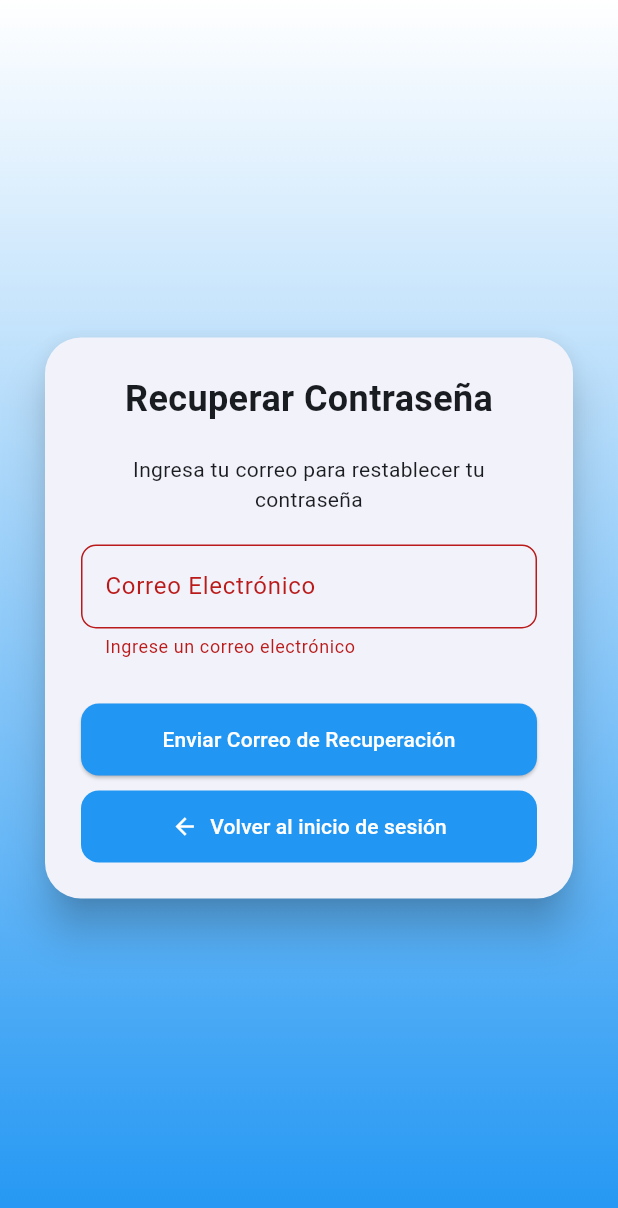
After one commit to Angel453-jpg/flutter-crud, a Flutter app: the ForgotPasswordScreen screen opened by its route, after a tap on "Enviar Correo de Recuperación", on a phone screen of 412 x 824 dp. The commit adds this screen. Shown: the top 1208 px of the screen. Run offline on Flutter 3.47's test engine with Material 3 defaults, Android fonts, the phone set to English and light mode, and no system bars; our stand-ins replace cloud_firestore, firebase_auth, firebase_core, shared_preferences; accounts and stored records are empty.

Commit message:
Se agrega el modulo de recuperación de contraseña

```diff
--- /dev/null
+++ b/lib/controllers/forgot_password_controller.dart
@@ -0,0 +1,15 @@
+import 'package:flutter/material.dart';
+
+class ForgotPasswordController{
+
+  final emailController = TextEditingController();
+  final formKey = GlobalKey<FormState>();
+  bool isSending = false;
+
+  bool validateForm() => formKey.currentState?.validate() ?? false;
+
+  void dispose() {
+    emailController.dispose();
+  }
+
+}
--- a/lib/providers/auth_provider.dart
+++ b/lib/providers/auth_provider.dart
@@ -89,6 +89,18 @@ class AuthProvider with ChangeNotifier {
     return '$nombre $apellido';
   }
 
+  Future<String?> resetPassword(String email) async {
+    try {
+      await _authService.sendPasswordResetEmail(email);
+      return null;
+    } on FirebaseAuthException {
+      return 'Si el correo está registrado, recibirás instrucciones para restablecer tu contraseña.';
+    } catch (e) {
+      debugPrint('Error en resetPassword: $e');
+      return 'Ocurrió un error inesperado.';
+    }
+  }
+
   void markLogoutMessageAsShown() {
     _shouldShowLogoutMessage = false;
   }
--- a/lib/routes/app_routes.dart
+++ b/lib/routes/app_routes.dart
@@ -1,4 +1,5 @@
 import 'package:flutter/cupertino.dart';
+import 'package:flutter_crud/screens/forgot_password/forgot_password_screen.dart';
 import 'package:flutter_crud/screens/my_home_page.dart';
 import 'package:flutter_crud/screens/register/register_screen.dart';
 import 'package:flutter_crud/screens/theme/theme_settings_screen.dart';
@@ -8,12 +9,14 @@ import '../screens/login/login_screen.dart';
 class AppRoutes {
   static const login = '/login';
   static const register = '/register';
+  static const forgotPassword = '/forgot-password';
   static const home = '/home';
   static const themeSettings = '/theme-settings';
 
   static Map<String, WidgetBuilder> routes = {
     login: (_) => const LoginScreen(),
     register: (_) => const RegisterScreen(),
+    forgotPassword: (_) => const ForgotPasswordScreen(),
     home: (_) => const MyHomePage(title: 'Gestión de Celulares'),
     themeSettings: (_) => const ThemeSettingsScreen(),
   };
--- /dev/null
+++ b/lib/screens/forgot_password/forgot_password_form.dart
@@ -0,0 +1,145 @@
+import 'package:flutter/material.dart';
+import 'package:flutter_crud/controllers/forgot_password_controller.dart';
+import 'package:flutter_crud/providers/auth_provider.dart';
+import 'package:provider/provider.dart';
+
+import '../../routes/app_routes.dart';
+
+class ForgotPasswordForm extends StatefulWidget {
+  const ForgotPasswordForm({super.key});
+
+  @override
+  State<ForgotPasswordForm> createState() => _ForgotPasswordFormState();
+}
+
+class _ForgotPasswordFormState extends State<ForgotPasswordForm> {
+  final controller = ForgotPasswordController();
+
+  @override
+  void dispose() {
+    controller.dispose();
+    super.dispose();
+  }
+
+  Future<void> _handlePasswordReset() async {
+    if (!controller.validateForm()) return;
+
+    setState(() => controller.isSending = true);
+    final authProvider = Provider.of<AuthProvider>(context, listen: false);
+
+    final errorMessage = await authProvider.resetPassword(
+      controller.emailController.text.trim(),
+    );
+
+    if (!mounted) return;
+
+    if (errorMessage != null) {
+      ScaffoldMessenger.of(
+        context,
+      ).showSnackBar(SnackBar(content: Text('❌ $errorMessage')));
+    } else {
+      ScaffoldMessenger.of(context).showSnackBar(
+        const SnackBar(
+          content: Text(
+            '📩 Si el correo está registrado, recibirás un enlace para restablecer tu contraseña.',
+          ),
+        ),
+      );
+      Navigator.pushReplacementNamed(context, AppRoutes.login);
+    }
+
+    setState(() => controller.isSending = false);
+  }
+
+  @override
+  Widget build(BuildContext context) {
+    return ConstrainedBox(
+      constraints: const BoxConstraints(maxWidth: 400),
+      child: Card(
+        elevation: 12,
+        margin: const EdgeInsets.symmetric(horizontal: 24),
+        shape: RoundedRectangleBorder(borderRadius: BorderRadius.circular(24)),
+        child: Padding(
+          padding: const EdgeInsets.all(24),
+          child: Form(
+            key: controller.formKey,
+            child: Column(
+              mainAxisSize: MainAxisSize.min,
+              children: [
+                const Text(
+                  'Recuperar Contraseña',
+                  style: TextStyle(fontSize: 24, fontWeight: FontWeight.bold),
+                ),
+                const SizedBox(height: 20),
+                const Text(
+                  'Ingresa tu correo para restablecer tu contraseña',
+                  textAlign: TextAlign.center,
+                ),
+                const SizedBox(height: 20),
+                TextFormField(
+                  controller: controller.emailController,
+                  decoration: InputDecoration(
+                    labelText: 'Correo Electrónico',
+                    border: OutlineInputBorder(
+                      borderRadius: BorderRadius.circular(10),
+                    ),
+                  ),
+                  validator: (value) {
+                    if (value == null || value.isEmpty) {
+                      return 'Ingrese un correo electrónico';
+                    }
+                    final emailRegex = RegExp(r'\S+@\S+\.\S+');
+                    if (!emailRegex.hasMatch(value)) {
+                      return 'Correo inválido';
+                    }
+                    return null;
+                  },
+                ),
+                const SizedBox(height: 30),
+                SizedBox(
+                  width: double.infinity,
+                  child: ElevatedButton(
+                    onPressed: controller.isSending
+                        ? null
+                        : _handlePasswordReset,
+                    style: _buttonStyle(),
+                    child: controller.isSending
+                        ? const SizedBox(
+                            height: 20,
+                            width: 20,
+                            child: CircularProgressIndicator(
+                              strokeWidth: 2,
+                              color: Colors.white,
+                            ),
+                          )
+                        : const Text('Enviar Correo de Recuperación'),
+                  ),
+                ),
+                const SizedBox(height: 10),
+                SizedBox(
+                  width: double.infinity,
+                  child: TextButton.icon(
+                    onPressed: () => Navigator.pushReplacementNamed(
+                      context,
+                      AppRoutes.login,
+                    ),
+                    icon: const Icon(Icons.arrow_back),
+                    label: const Text('Volver al inicio de sesión'),
+                    style: _buttonStyle(),
+                  ),
+                ),
+              ],
+            ),
+          ),
+        ),
+      ),
+    );
+  }
+
+  ButtonStyle _buttonStyle() => ElevatedButton.styleFrom(
+    backgroundColor: Colors.blue,
+    foregroundColor: Colors.white,
+    padding: const EdgeInsets.symmetric(vertical: 14),
+    shape: RoundedRectangleBorder(borderRadius: BorderRadius.circular(12)),
+  );
+}
--- /dev/null
+++ b/lib/screens/forgot_password/forgot_password_screen.dart
@@ -0,0 +1,49 @@
+import 'package:flutter/material.dart';
+import 'package:flutter_crud/screens/forgot_password/forgot_password_form.dart';
+
+class ForgotPasswordScreen extends StatefulWidget {
+  const ForgotPasswordScreen({super.key});
+
+  @override
+  State<ForgotPasswordScreen> createState() => _ForgotPasswordScreenState();
+}
+
+class _ForgotPasswordScreenState extends State<ForgotPasswordScreen> {
+  double _opacity = 0;
+
+  @override
+  void initState() {
+    super.initState();
+    Future.delayed(const Duration(milliseconds: 200), () {
+      setState(() => _opacity = 1);
+    });
+  }
+
+  @override
+  Widget build(BuildContext context) {
+    final isDark = Theme.of(context).brightness == Brightness.dark;
+
+    return Scaffold(
+      body: Container(
+        width: double.infinity,
+        height: double.infinity,
+        decoration: BoxDecoration(
+          gradient: LinearGradient(
+            colors: isDark
+                ? [Colors.black, Colors.grey]
+                : [Colors.white, Colors.blue],
+            begin: Alignment.topCenter,
+            end: Alignment.bottomCenter,
+          ),
+        ),
+        child: AnimatedOpacity(
+          opacity: _opacity,
+          duration: Duration(milliseconds: 500),
+          child: const Center(
+            child: SingleChildScrollView(child: ForgotPasswordForm()),
+          ),
+        ),
+      ),
+    );
+  }
+}
--- a/lib/screens/login/login_form.dart
+++ b/lib/screens/login/login_form.dart
@@ -96,6 +96,15 @@ class _LoginFormState extends State<LoginForm> {
                 const SizedBox(height: 10),
                 TextButton(
                   onPressed: () {
+                    Navigator.pushNamed(context, AppRoutes.forgotPassword);
+                  },
+                  child: const Text(
+                    '¿Olvidaste tu contraseña?',
+                    style: TextStyle(color: Colors.blue),
+                  ),
+                ),
+                TextButton(
+                  onPressed: () {
                     Navigator.pushNamed(context, AppRoutes.register);
                   },
                   child: const Text(
--- a/lib/services/auth_service.dart
+++ b/lib/services/auth_service.dart
@@ -30,6 +30,10 @@ class AuthService {
     });
   }
 
+  Future<void> sendPasswordResetEmail(String email) async {
+    await _auth.sendPasswordResetEmail(email: email);
+  }
+
   Future<void> logout() async {
     await _auth.signOut();
   }
```
